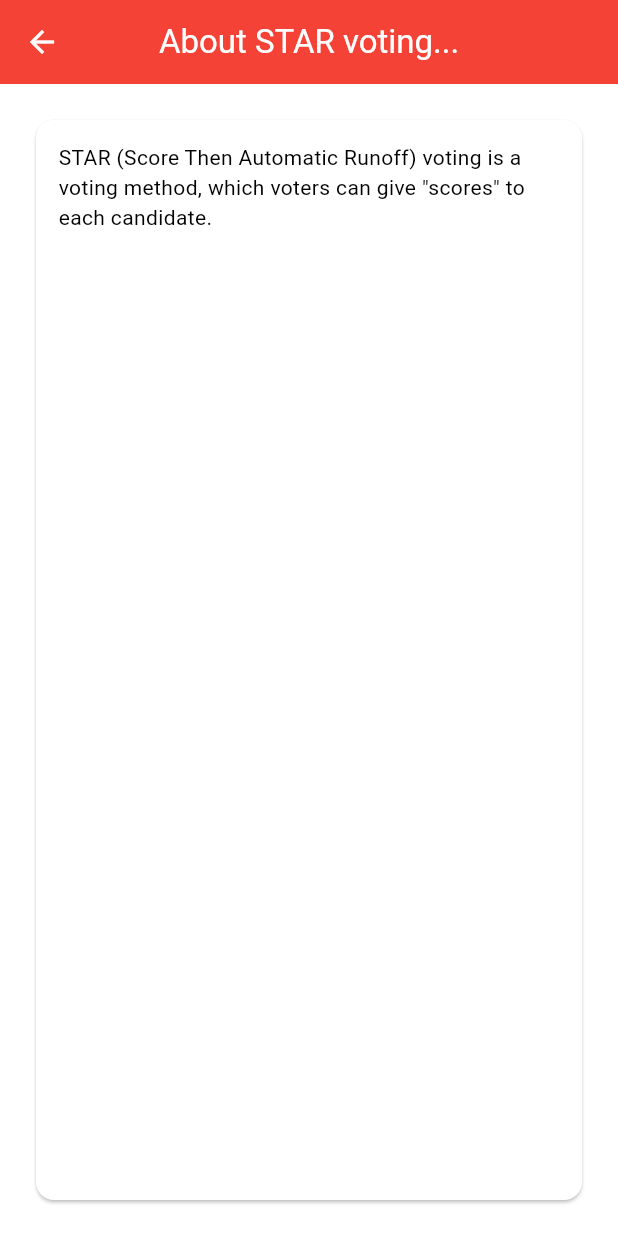
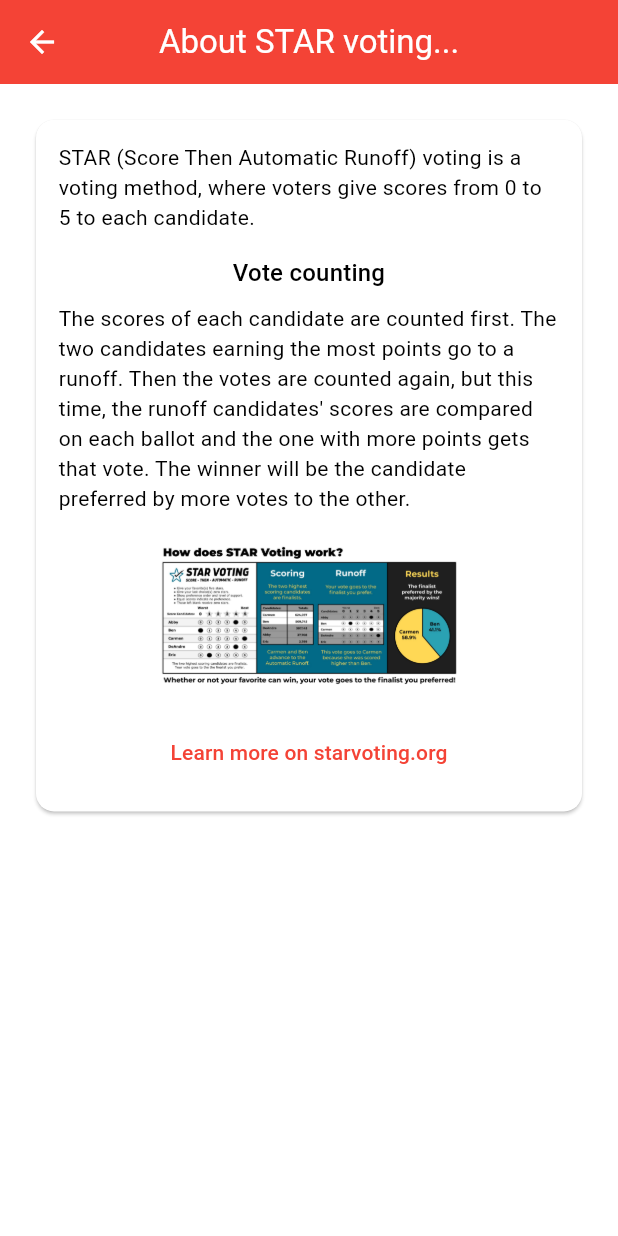
Before and after one commit to OrkenWhite/star_booth, a Flutter app: the AboutStarScreen screen opened directly, on a phone screen of 412 x 824 dp. Run offline on Flutter 3.47's test engine with Material 2 defaults, Android fonts, the phone set to English and light mode, and no system bars; drawn by our look-alikes of dynamic_color; our stand-ins replace cloud_firestore, firebase_auth, firebase_core; missing offline and left inert: mutex; accounts and stored records are empty; generated files the repository leaves out were written again; network calls fail.

Commit message:
Added proper STAR description

```diff
--- a/lib/l10n/app_en.arb
+++ b/lib/l10n/app_en.arb
@@ -7,7 +7,9 @@
     "about": "About",
     "copyright": "(C) 2023 Patrik Fábián",
     "ok": "OK",
-    "starDescription": "STAR (Score Then Automatic Runoff) voting is a voting method, which voters can give \"scores\" to each candidate.",
+    "starDescriptionLead": "STAR (Score Then Automatic Runoff) voting is a voting method, where voters give scores from 0 to 5 to each candidate.",
+    "voteCounting": "Vote counting",
+    "starDescriptionVoteCounting":  "The scores of each candidate are counted first. The two candidates earning the most points go to a runoff. Then the votes are counted again, but this time, the runoff candidates' scores are compared on each ballot and the one with more points gets that vote. The winner will be the candidate preferred by more votes to the other.",
     "title": "Question",
     "option": "Option",
     "deadline": "Vote ends",
@@ -39,5 +41,6 @@
     "needMoreOptions": "Add more options!",
     "optionTooShort": "This option is too short!",
     "needLaterDate": "Choose a later date!",
-    "copy": "Copy"
+    "copy": "Copy",
+    "aboutStarFurtherRead": "Learn more on starvoting.org"
 }
--- a/lib/l10n/app_hu.arb
+++ b/lib/l10n/app_hu.arb
@@ -7,7 +7,9 @@
     "about": "Névjegy",
     "copyright": "(C) 2023 Fábián Patrik",
     "ok": "OK",
-    "starDescription": "STAR (Score Then Automatic Runoff) egy olyan szavazási módszer, ahol a szavazók \"pontszámot\" adnak a jelölteknek.",
+    "starDescriptionLead": "STAR (Score Then Automatic Runoff) egy olyan szavazási módszer, ahol a szavazók nullától ötig terjedő pontszámot adnak a jelölteknek.",
+    "voteCounting": "Szavazatszámlálás",
+    "starDescriptionVoteCounting":  "Először a jelöltek össz pontszáma kerül megszámlálásra. A két legtöbb pontot szerző jelölt jut a döntő fordulóba. A szavazatok újra megszámlálásra kerülnek, de ezúttal minden szavazólapon a két döntő fordulós jelölt pontszáma kerül összehasonlításra, a szavazatot a jobban támogatott jelölt szerzi meg. Az az opció lesz a győztes, amit több szavazó részesít előnyben a másik döntőshöz képest.",
     "title": "Kérdés",
     "option": "Válasz",
     "deadline": "Szavazás vége",
@@ -39,5 +41,6 @@
     "needMoreOptions": "Adj hozzá több lehetőséget!",
     "optionTooShort": "Ez a lehetőség túl rövid!",
     "needLaterDate": "Válassz későbbi időpontot!",
-    "copy": "Másolás"
+    "copy": "Másolás",
+    "aboutStarFurtherRead": "Bővebb információ a starvoting.org oldalon"
 }
--- a/lib/screens/about_star.dart
+++ b/lib/screens/about_star.dart
@@ -1,11 +1,12 @@
 import 'package:flutter/material.dart';
 import 'package:flutter_gen/gen_l10n/app_localizations.dart';
+import 'package:url_launcher/url_launcher.dart';
 
 class AboutStarScreen extends StatelessWidget {
   const AboutStarScreen({super.key});
   @override
   Widget build(BuildContext context) {
-    var locProvider = AppLocalizations.of(context);
+    var locProvider = AppLocalizations.of(context)!;
     return Scaffold(
         appBar: AppBar(
             leading: IconButton(
@@ -19,21 +20,38 @@ class AboutStarScreen extends StatelessWidget {
                 Theme.of(context).primaryColor.computeLuminance() > 0.5
                     ? Colors.black
                     : Colors.white,
-            title: Text(locProvider?.aboutStar ?? "About STAR voting...")),
+            title: Text(locProvider.aboutStar)),
         body: Padding(
             padding: const EdgeInsets.all(20.0),
-            child: Center(
-              child: Column(
-                children: [
-                  Expanded(
-                    child: Card(
+            child: SingleChildScrollView(
+              child: Center(
+                child: Column(
+                  children: [
+                    Card(
                         child: Padding(
                       padding: const EdgeInsets.all(15.0),
-                      child: Text(locProvider?.starDescription ??
-                          "Star voting description missing"),
-                    )),
-                  )
-                ],
+                      child: Column(
+                        children: [
+                          Text(locProvider.starDescriptionLead),
+                          Padding(
+                            padding: const EdgeInsets.only(top: 15.0,bottom: 8.0),
+                            child: Text(locProvider.voteCounting,style: Theme.of(context).textTheme.titleMedium,textAlign: TextAlign.center),
+                          ),
+                          Text(locProvider.starDescriptionVoteCounting),
+                          Padding(
+                            padding: EdgeInsets.symmetric(vertical: 10.0),
+                            child: Image(image: const AssetImage("assets/star_infographic.jpg"),width: MediaQuery.of(context).size.width / 2),
+                          ),
+                          TextButton(onPressed:() async{
+                            if(await canLaunch("https://starvoting.org/star")){
+                              launchUrl(Uri.parse("https://starvoting.org/star"));
+                            }
+                          }, child: Text(locProvider.aboutStarFurtherRead))
+                        ],
+                      ),
+                    ))
+                  ],
+                ),
               ),
             )));
   }
--- a/lib/screens/vote_screen.dart
+++ b/lib/screens/vote_screen.dart
@@ -69,9 +69,12 @@ class VoteScreen extends StatelessWidget {
                                         child: Row(
                                           mainAxisAlignment: MainAxisAlignment.end,
                                           children: [
-                                            Slider(
+                                            SizedBox(
+                                              width: MediaQuery.of(context).size.width / 2.5,
+                                              child: Slider(
                                                   min: 0.0,
                                                   max: 5.0,
+                                                  divisions: 5,
                                                   value: poll.options[poll
                                                           .options.keys
                                                           .elementAt(i)]!
@@ -79,6 +82,7 @@ class VoteScreen extends StatelessWidget {
                                                   onChanged: (it) {
                                                     poll.setScore(i, it.toInt());
                                                   }),
+                                            ),
                                             Text(poll.options[poll.options.keys
                                                     .elementAt(i)]!
                                                 .toString())
--- a/pubspec.yaml
+++ b/pubspec.yaml
@@ -16,7 +16,7 @@ publish_to: 'none' # Remove this line if you wish to publish to pub.dev
 # https://developer.apple.com/library/archive/documentation/General/Reference/InfoPlistKeyReference/Articles/CoreFoundationKeys.html
 # In Windows, build-name is used as the major, minor, and patch parts
 # of the product and file versions while build-number is used as the build suffix.
-version: 0.3.1
+version: 0.3.2
 
 environment:
   sdk: '>=2.19.0 <3.0.0'
@@ -44,6 +44,7 @@ dependencies:
   firebase_core: ^2.7.0
   mutex: ^3.0.1
   cloud_firestore: ^4.4.3
+  url_launcher: ^6.1.10
 
 dev_dependencies:
   flutter_test:
@@ -75,6 +76,8 @@ flutter:
   # the material Icons class.
   uses-material-design: true
   generate: true
+  assets:
+    - assets/star_infographic.jpg
 
 
   # To add assets to your application, add an assets section, like this:
```
Also changed, not shown: assets/star_infographic.jpg (added), pubspec.lock, 5 other files. Lines whose indentation alone changed are shown as unchanged.
